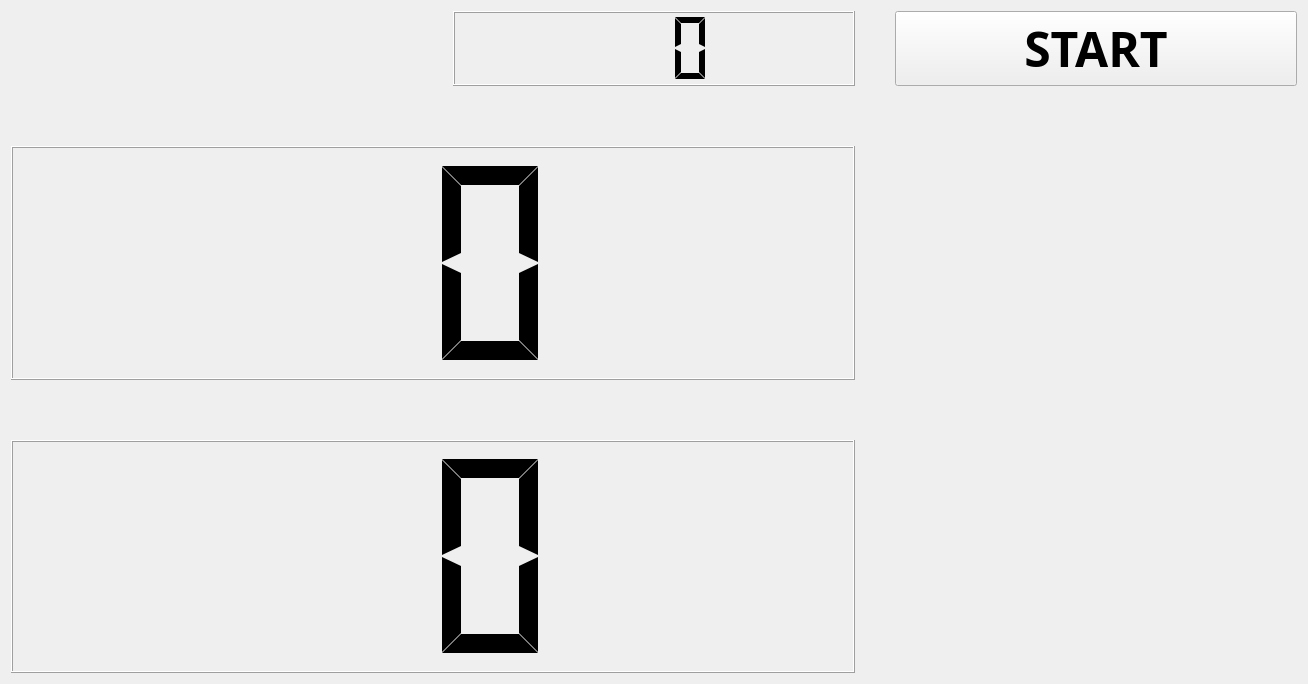
Qt form widget.ui (hellkyu/capston_carom_scoreboard) before a commit.
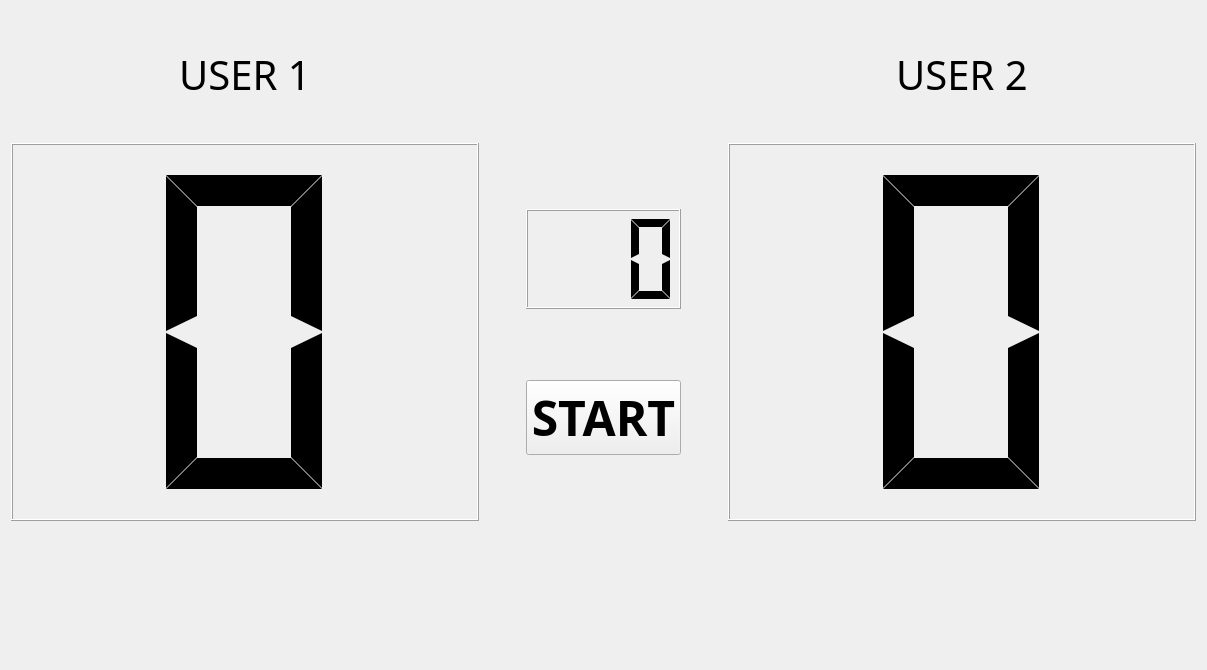
The same form after that commit.

```diff
--- a/widget.ui
+++ b/widget.ui
@@ -6,68 +6,62 @@
    <rect>
     <x>0</x>
     <y>0</y>
-    <width>1308</width>
-    <height>684</height>
+    <width>1207</width>
+    <height>670</height>
    </rect>
   </property>
   <property name="windowTitle">
    <string>Widget</string>
   </property>
-  <layout class="QGridLayout" name="gridLayout" rowstretch="1,1,1" columnstretch="1,1,1">
+  <layout class="QGridLayout" name="gridLayout" rowstretch="1,3,1" columnstretch="3,0,1,0,3">
+   <property name="bottomMargin">
+    <number>23</number>
+   </property>
    <property name="horizontalSpacing">
-    <number>40</number>
+    <number>7</number>
    </property>
-   <property name="verticalSpacing">
-    <number>60</number>
-   </property>
-   <item row="0" column="1">
-    <widget class="QLCDNumber" name="lcdTimer">
-     <property name="digitCount">
-      <number>3</number>
+   <item row="2" column="2">
+    <spacer name="horizontalSpacer">
+     <property name="orientation">
+      <enum>Qt::Horizontal</enum>
      </property>
-     <property name="segmentStyle">
-      <enum>QLCDNumber::Flat</enum>
+     <property name="sizeType">
+      <enum>QSizePolicy::Expanding</enum>
      </property>
-    </widget>
-   </item>
-   <item row="1" column="0" colspan="2">
-    <widget class="QLCDNumber" name="lcdYellowScore">
-     <property name="smallDecimalPoint">
-      <bool>false</bool>
+     <property name="sizeHint" stdset="0">
+      <size>
+       <width>40</width>
+       <height>20</height>
+      </size>
      </property>
-     <property name="digitCount">
-      <number>2</number>
-     </property>
-     <property name="segmentStyle">
-      <enum>QLCDNumber::Flat</enum>
-     </property>
-     <property name="value" stdset="0">
-      <double>0.000000000000000</double>
-     </property>
-    </widget>
+    </spacer>
    </item>
    <item row="0" column="2">
-    <widget class="QPushButton" name="startBtn">
-     <property name="font">
-      <font>
-       <family>Agency FB</family>
-       <pointsize>36</pointsize>
-       <weight>75</weight>
-       <bold>true</bold>
-      </font>
+    <spacer name="horizontalSpacer_2">
+     <property name="orientation">
+      <enum>Qt::Horizontal</enum>
      </property>
-     <property name="text">
-      <string>START</string>
+     <property name="sizeHint" stdset="0">
+      <size>
+       <width>40</width>
+       <height>20</height>
+      </size>
      </property>
-    </widget>
+    </spacer>
    </item>
-   <item row="2" column="0" colspan="2">
+   <item row="1" column="4">
     <widget class="QLCDNumber" name="lcdWhiteScore">
+     <property name="sizePolicy">
+      <sizepolicy hsizetype="Expanding" vsizetype="Expanding">
+       <horstretch>2</horstretch>
+       <verstretch>0</verstretch>
+      </sizepolicy>
+     </property>
      <property name="smallDecimalPoint">
       <bool>false</bool>
      </property>
      <property name="digitCount">
-      <number>2</number>
+      <number>1</number>
      </property>
      <property name="segmentStyle">
       <enum>QLCDNumber::Flat</enum>
@@ -77,6 +71,186 @@
      </property>
     </widget>
    </item>
+   <item row="1" column="0">
+    <widget class="QLCDNumber" name="lcdYellowScore">
+     <property name="sizePolicy">
+      <sizepolicy hsizetype="Expanding" vsizetype="Expanding">
+       <horstretch>2</horstretch>
+       <verstretch>0</verstretch>
+      </sizepolicy>
+     </property>
+     <property name="font">
+      <font>
+       <pointsize>7</pointsize>
+      </font>
+     </property>
+     <property name="smallDecimalPoint">
+      <bool>false</bool>
+     </property>
+     <property name="digitCount">
+      <number>1</number>
+     </property>
+     <property name="segmentStyle">
+      <enum>QLCDNumber::Flat</enum>
+     </property>
+     <property name="value" stdset="0">
+      <double>0.000000000000000</double>
+     </property>
+    </widget>
+   </item>
+   <item row="1" column="1">
+    <spacer name="horizontalSpacer_3">
+     <property name="orientation">
+      <enum>Qt::Horizontal</enum>
+     </property>
+     <property name="sizeType">
+      <enum>QSizePolicy::Fixed</enum>
+     </property>
+     <property name="sizeHint" stdset="0">
+      <size>
+       <width>40</width>
+       <height>20</height>
+      </size>
+     </property>
+    </spacer>
+   </item>
+   <item row="1" column="2">
+    <layout class="QVBoxLayout" name="verticalLayout">
+     <item>
+      <spacer name="verticalSpacer_2">
+       <property name="orientation">
+        <enum>Qt::Vertical</enum>
+       </property>
+       <property name="sizeType">
+        <enum>QSizePolicy::Expanding</enum>
+       </property>
+       <property name="sizeHint" stdset="0">
+        <size>
+         <width>20</width>
+         <height>40</height>
+        </size>
+       </property>
+      </spacer>
+     </item>
+     <item>
+      <widget class="QLCDNumber" name="lcdTimer">
+       <property name="sizePolicy">
+        <sizepolicy hsizetype="Expanding" vsizetype="Fixed">
+         <horstretch>1</horstretch>
+         <verstretch>2</verstretch>
+        </sizepolicy>
+       </property>
+       <property name="minimumSize">
+        <size>
+         <width>0</width>
+         <height>100</height>
+        </size>
+       </property>
+       <property name="digitCount">
+        <number>3</number>
+       </property>
+       <property name="segmentStyle">
+        <enum>QLCDNumber::Flat</enum>
+       </property>
+      </widget>
+     </item>
+     <item>
+      <spacer name="verticalSpacer_3">
+       <property name="orientation">
+        <enum>Qt::Vertical</enum>
+       </property>
+       <property name="sizeHint" stdset="0">
+        <size>
+         <width>20</width>
+         <height>40</height>
+        </size>
+       </property>
+      </spacer>
+     </item>
+     <item>
+      <widget class="QPushButton" name="startBtn">
+       <property name="sizePolicy">
+        <sizepolicy hsizetype="Expanding" vsizetype="Fixed">
+         <horstretch>1</horstretch>
+         <verstretch>1</verstretch>
+        </sizepolicy>
+       </property>
+       <property name="font">
+        <font>
+         <family>Agency FB</family>
+         <pointsize>36</pointsize>
+         <weight>75</weight>
+         <bold>true</bold>
+        </font>
+       </property>
+       <property name="text">
+        <string>START</string>
+       </property>
+      </widget>
+     </item>
+     <item>
+      <spacer name="verticalSpacer">
+       <property name="orientation">
+        <enum>Qt::Vertical</enum>
+       </property>
+       <property name="sizeHint" stdset="0">
+        <size>
+         <width>20</width>
+         <height>40</height>
+        </size>
+       </property>
+      </spacer>
+     </item>
+    </layout>
+   </item>
+   <item row="1" column="3">
+    <spacer name="horizontalSpacer_4">
+     <property name="orientation">
+      <enum>Qt::Horizontal</enum>
+     </property>
+     <property name="sizeType">
+      <enum>QSizePolicy::Fixed</enum>
+     </property>
+     <property name="sizeHint" stdset="0">
+      <size>
+       <width>40</width>
+       <height>20</height>
+      </size>
+     </property>
+    </spacer>
+   </item>
+   <item row="0" column="0">
+    <widget class="QLabel" name="label">
+     <property name="font">
+      <font>
+       <family>Agency FB</family>
+       <pointsize>30</pointsize>
+      </font>
+     </property>
+     <property name="text">
+      <string>USER 1</string>
+     </property>
+     <property name="alignment">
+      <set>Qt::AlignCenter</set>
+     </property>
+    </widget>
+   </item>
+   <item row="0" column="4">
+    <widget class="QLabel" name="label_2">
+     <property name="font">
+      <font>
+       <family>Agency FB</family>
+       <pointsize>30</pointsize>
+      </font>
+     </property>
+     <property name="text">
+      <string>USER 2</string>
+     </property>
+     <property name="alignment">
+      <set>Qt::AlignCenter</set>
+     </property>
+    </widget>
+   </item>
   </layout>
  </widget>
  <layoutdefault spacing="6" margin="11"/>
```
